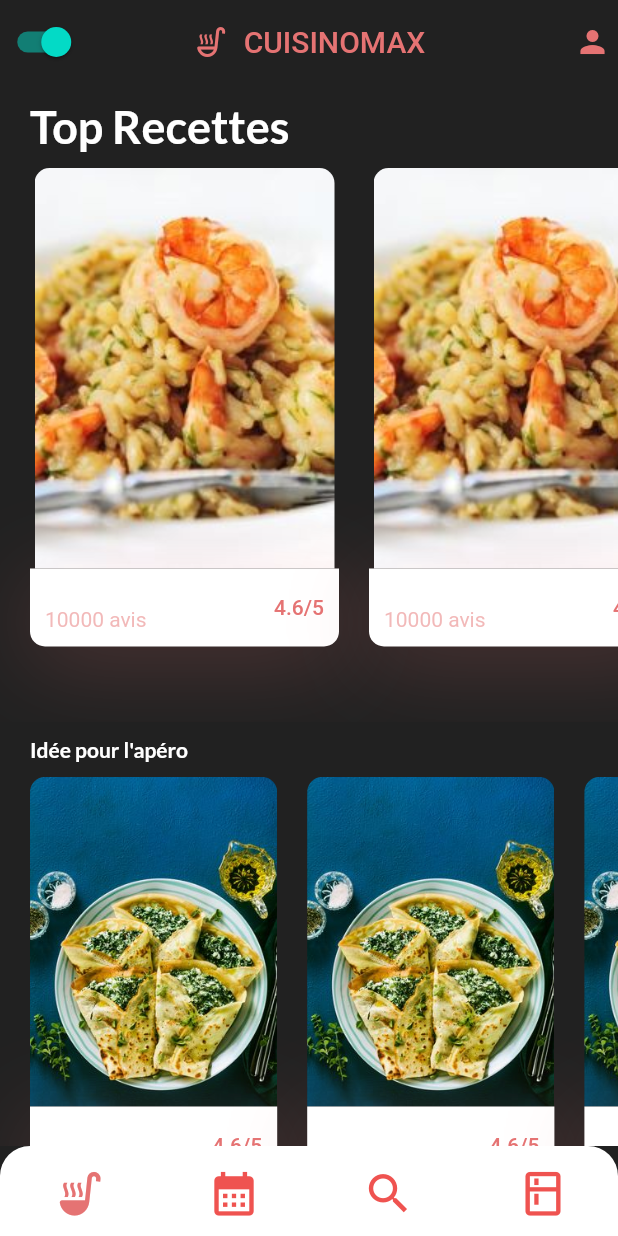
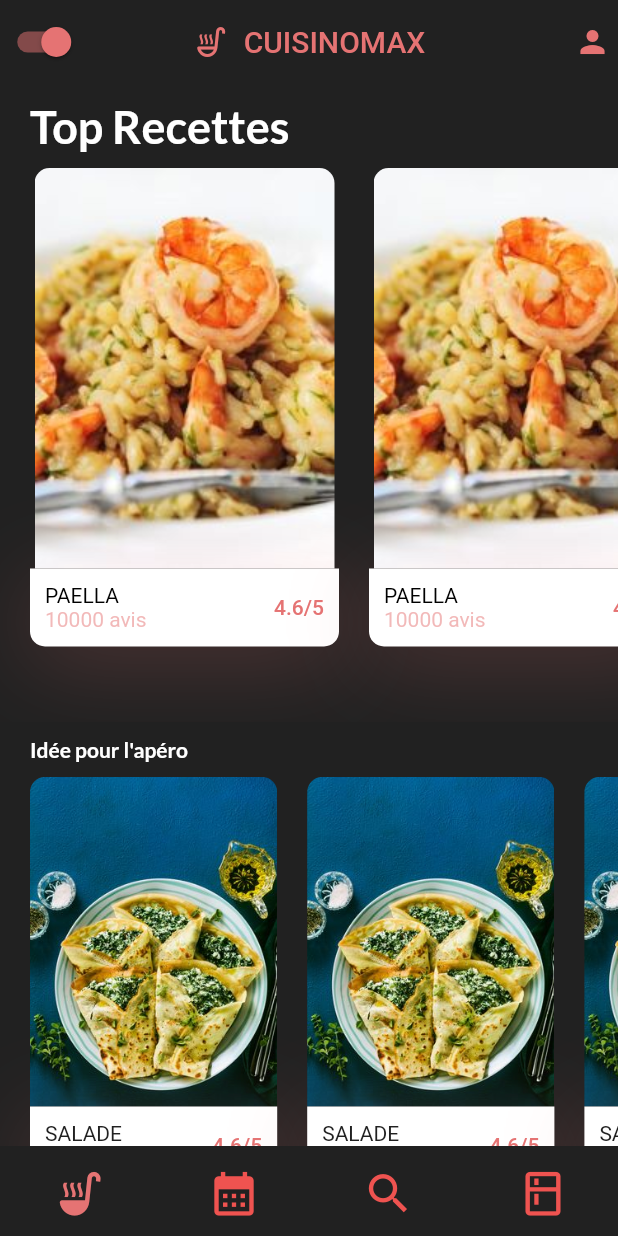
Before and after one commit to elios-cama/Projet_HM40, a Flutter app: the screen it shows after launch, on a phone screen of 412 x 824 dp. Run offline on Flutter 3.47's test engine with Material 2 defaults, Android fonts, the light colour scheme and no system bars; our stand-ins replace google_fonts, video_player.

Commit message:
finished app

```diff
--- a/lib/components/RecipeRow.dart
+++ b/lib/components/RecipeRow.dart
@@ -212,7 +212,8 @@ class Recomendrecipe extends StatelessWidget {
                       children: [
                         TextSpan(
                             text: "$title\n".toUpperCase(),
-                            style: Theme.of(context).textTheme.button),
+                            style: TextStyle(color: Colors.grey.shade900)
+                           ),
                         TextSpan(
                           text: "$avis",
                           style: TextStyle(
--- a/lib/components/bigcards.dart
+++ b/lib/components/bigcards.dart
@@ -65,7 +65,7 @@ class RecommandBigCard extends StatelessWidget {
                       children: [
                         TextSpan(
                             text: "$title\n".toUpperCase(),
-                            style: Theme.of(context).textTheme.button),
+                            style: TextStyle(color: Colors.black)),
                         TextSpan(
                           text: "$avis",
                           style: TextStyle(
--- a/lib/screens/home_screen.dart
+++ b/lib/screens/home_screen.dart
@@ -67,7 +67,7 @@ class _HomePageState extends State<HomePage> {
     return Container(
       height: 60,
       decoration: BoxDecoration(
-        color: Colors.white,
+
         borderRadius: const BorderRadius.only(
           topLeft: Radius.circular(20),
           topRight: Radius.circular(20),
@@ -166,7 +166,7 @@ class ChangeThemeIconWidget extends StatelessWidget {
   @override
   Widget build(BuildContext context) {
     final themeProvider = Provider.of<ThemeProvider>(context);
-    return Switch.adaptive(value: themeProvider.isDarkMode, onChanged: (value){
+    return Switch.adaptive(value: themeProvider.isDarkMode,activeColor: kPrimaryColor, inactiveTrackColor: kPrimaryColor, onChanged: (value){
       final provider = Provider.of<ThemeProvider>(context, listen: false);
       provider.toggleTheme(value);
     });
```
Also changed, not shown: lib/screens/SearchScreen.dart (+8 -0 lines).
